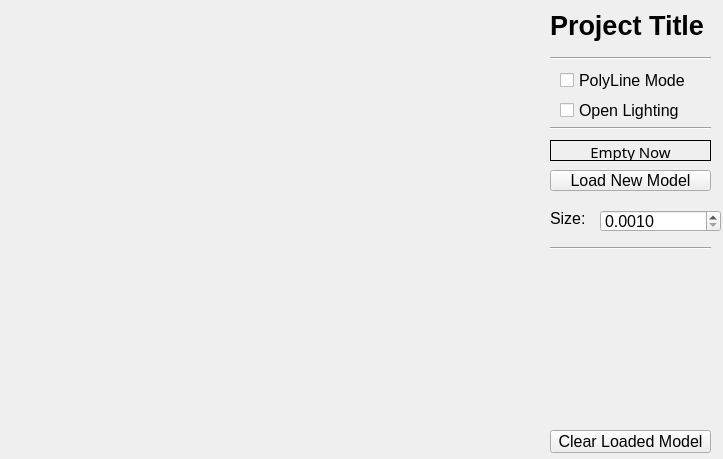
First picture: the form in Sources/Forms/mainwindow.ui, repository Fang2896/Self-Organization-Tree-Reproduction, before the edit.
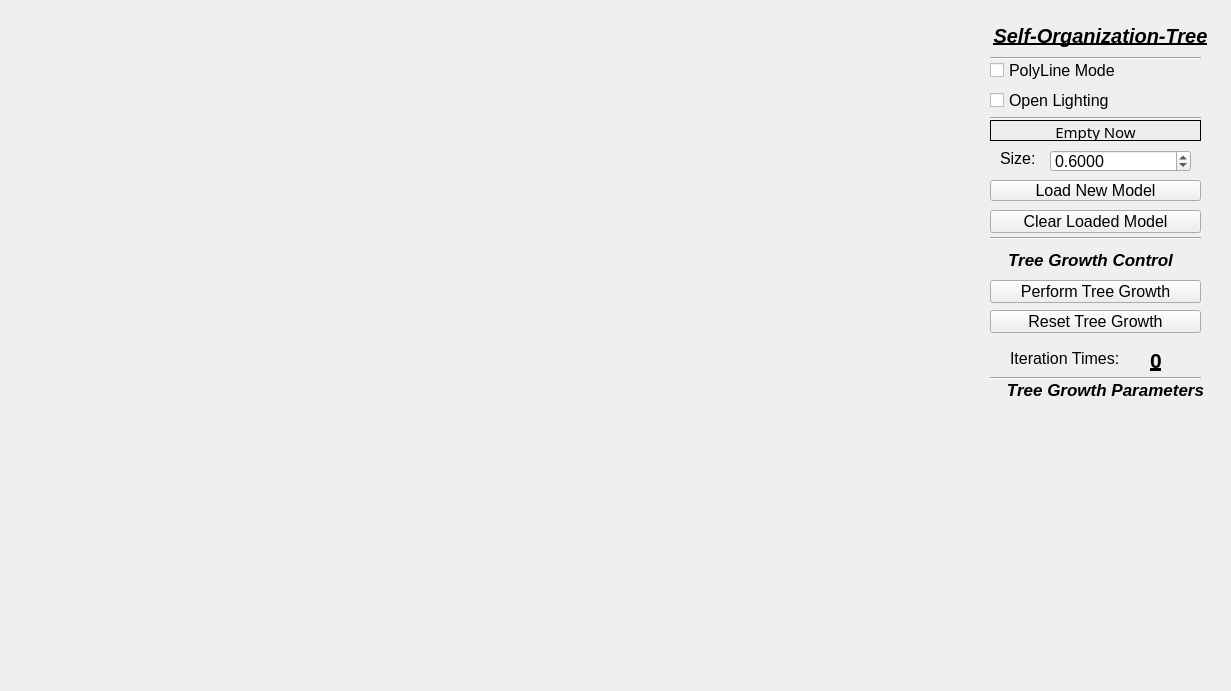
Second picture: the form after the edit.

Commit message: add textures, add Tree control ui

Patch:
```diff
--- a/Sources/Forms/mainwindow.ui
+++ b/Sources/Forms/mainwindow.ui
@@ -6,8 +6,8 @@
    <rect>
     <x>0</x>
     <y>0</y>
-    <width>723</width>
-    <height>459</height>
+    <width>1231</width>
+    <height>691</height>
    </rect>
   </property>
   <property name="windowTitle">
@@ -16,32 +16,36 @@
   <widget class="QLabel" name="label">
    <property name="geometry">
     <rect>
-     <x>550</x>
-     <y>10</y>
-     <width>161</width>
+     <x>990</x>
+     <y>20</y>
+     <width>221</width>
      <height>31</height>
     </rect>
    </property>
    <property name="font">
     <font>
      <family>Arial</family>
-     <pointsize>20</pointsize>
+     <pointsize>15</pointsize>
      <weight>75</weight>
-     <italic>false</italic>
+     <italic>true</italic>
      <bold>true</bold>
+     <underline>true</underline>
      <kerning>true</kerning>
     </font>
    </property>
    <property name="text">
-    <string>Project Title</string>
+    <string>Self-Organization-Tree</string>
+   </property>
+   <property name="alignment">
+    <set>Qt::AlignCenter</set>
    </property>
   </widget>
   <widget class="QCheckBox" name="checkBox">
    <property name="geometry">
     <rect>
-     <x>560</x>
-     <y>70</y>
-     <width>131</width>
+     <x>990</x>
+     <y>60</y>
+     <width>201</width>
      <height>21</height>
     </rect>
    </property>
@@ -60,9 +64,9 @@
   <widget class="Line" name="line">
    <property name="geometry">
     <rect>
-     <x>550</x>
+     <x>990</x>
      <y>50</y>
-     <width>161</width>
+     <width>211</width>
      <height>16</height>
     </rect>
    </property>
@@ -79,9 +83,9 @@
   <widget class="QCheckBox" name="checkBox_2">
    <property name="geometry">
     <rect>
-     <x>560</x>
-     <y>100</y>
-     <width>131</width>
+     <x>990</x>
+     <y>90</y>
+     <width>201</width>
      <height>21</height>
     </rect>
    </property>
@@ -100,9 +104,9 @@
   <widget class="Line" name="line_2">
    <property name="geometry">
     <rect>
-     <x>550</x>
-     <y>120</y>
-     <width>161</width>
+     <x>990</x>
+     <y>110</y>
+     <width>211</width>
      <height>16</height>
     </rect>
    </property>
@@ -119,9 +123,9 @@
   <widget class="QPushButton" name="pushButton">
    <property name="geometry">
     <rect>
-     <x>550</x>
-     <y>170</y>
-     <width>161</width>
+     <x>990</x>
+     <y>180</y>
+     <width>211</width>
      <height>21</height>
     </rect>
    </property>
@@ -138,9 +142,9 @@
   <widget class="QLabel" name="label_2">
    <property name="geometry">
     <rect>
-     <x>550</x>
-     <y>140</y>
-     <width>161</width>
+     <x>990</x>
+     <y>120</y>
+     <width>211</width>
      <height>21</height>
     </rect>
    </property>
@@ -170,9 +174,9 @@
   <widget class="Line" name="line_3">
    <property name="geometry">
     <rect>
-     <x>550</x>
-     <y>240</y>
-     <width>161</width>
+     <x>990</x>
+     <y>230</y>
+     <width>211</width>
      <height>16</height>
     </rect>
    </property>
@@ -189,9 +193,9 @@
   <widget class="QLabel" name="label_3">
    <property name="geometry">
     <rect>
-     <x>550</x>
-     <y>210</y>
-     <width>41</width>
+     <x>1000</x>
+     <y>150</y>
+     <width>51</width>
      <height>16</height>
     </rect>
    </property>
@@ -208,9 +212,9 @@
   <widget class="QDoubleSpinBox" name="doubleSpinBox">
    <property name="geometry">
     <rect>
-     <x>600</x>
-     <y>210</y>
-     <width>121</width>
+     <x>1050</x>
+     <y>150</y>
+     <width>141</width>
      <height>22</height>
     </rect>
    </property>
@@ -233,15 +237,15 @@
     <double>0.002500000000000</double>
    </property>
    <property name="value">
-    <double>0.001000000000000</double>
+    <double>0.600000000000000</double>
    </property>
   </widget>
   <widget class="QPushButton" name="pushButton_2">
    <property name="geometry">
     <rect>
-     <x>550</x>
-     <y>430</y>
-     <width>161</width>
+     <x>990</x>
+     <y>210</y>
+     <width>211</width>
      <height>23</height>
     </rect>
    </property>
@@ -255,6 +259,156 @@
     <string>Clear Loaded Model</string>
    </property>
   </widget>
+  <widget class="QPushButton" name="pushButton_3">
+   <property name="geometry">
+    <rect>
+     <x>990</x>
+     <y>280</y>
+     <width>211</width>
+     <height>23</height>
+    </rect>
+   </property>
+   <property name="font">
+    <font>
+     <family>Arial</family>
+     <pointsize>12</pointsize>
+    </font>
+   </property>
+   <property name="text">
+    <string>Perform Tree Growth</string>
+   </property>
+  </widget>
+  <widget class="QLabel" name="label_4">
+   <property name="geometry">
+    <rect>
+     <x>1000</x>
+     <y>250</y>
+     <width>181</width>
+     <height>20</height>
+    </rect>
+   </property>
+   <property name="font">
+    <font>
+     <family>Arial</family>
+     <pointsize>13</pointsize>
+     <weight>75</weight>
+     <italic>true</italic>
+     <bold>true</bold>
+     <kerning>true</kerning>
+    </font>
+   </property>
+   <property name="text">
+    <string>Tree Growth Control</string>
+   </property>
+   <property name="alignment">
+    <set>Qt::AlignCenter</set>
+   </property>
+  </widget>
+  <widget class="QLabel" name="label_5">
+   <property name="geometry">
+    <rect>
+     <x>1010</x>
+     <y>350</y>
+     <width>121</width>
+     <height>16</height>
+    </rect>
+   </property>
+   <property name="font">
+    <font>
+     <family>Arial</family>
+     <pointsize>12</pointsize>
+    </font>
+   </property>
+   <property name="text">
+    <string>Iteration Times:</string>
+   </property>
+  </widget>
+  <widget class="QLabel" name="label_6">
+   <property name="geometry">
+    <rect>
+     <x>1150</x>
+     <y>350</y>
+     <width>31</width>
+     <height>21</height>
+    </rect>
+   </property>
+   <property name="font">
+    <font>
+     <family>Arial</family>
+     <pointsize>16</pointsize>
+     <weight>75</weight>
+     <bold>true</bold>
+     <underline>true</underline>
+    </font>
+   </property>
+   <property name="text">
+    <string>0</string>
+   </property>
+  </widget>
+  <widget class="QPushButton" name="pushButton_4">
+   <property name="geometry">
+    <rect>
+     <x>990</x>
+     <y>310</y>
+     <width>211</width>
+     <height>23</height>
+    </rect>
+   </property>
+   <property name="font">
+    <font>
+     <family>Arial</family>
+     <pointsize>12</pointsize>
+    </font>
+   </property>
+   <property name="text">
+    <string>Reset Tree Growth</string>
+   </property>
+  </widget>
+  <widget class="Line" name="line_4">
+   <property name="geometry">
+    <rect>
+     <x>990</x>
+     <y>370</y>
+     <width>211</width>
+     <height>16</height>
+    </rect>
+   </property>
+   <property name="font">
+    <font>
+     <weight>50</weight>
+     <bold>false</bold>
+    </font>
+   </property>
+   <property name="orientation">
+    <enum>Qt::Horizontal</enum>
+   </property>
+  </widget>
+  <widget class="QLabel" name="label_7">
+   <property name="geometry">
+    <rect>
+     <x>1000</x>
+     <y>380</y>
+     <width>211</width>
+     <height>20</height>
+    </rect>
+   </property>
+   <property name="font">
+    <font>
+     <family>Arial</family>
+     <pointsize>13</pointsize>
+     <weight>75</weight>
+     <italic>true</italic>
+     <bold>true</bold>
+     <kerning>true</kerning>
+    </font>
+   </property>
+   <property name="text">
+    <string>Tree Growth Parameters</string>
+   </property>
+   <property name="alignment">
+    <set>Qt::AlignCenter</set>
+   </property>
+  </widget>
  </widget>
  <resources/>
  <connections/>
```
The commit also changes 25 other files.
